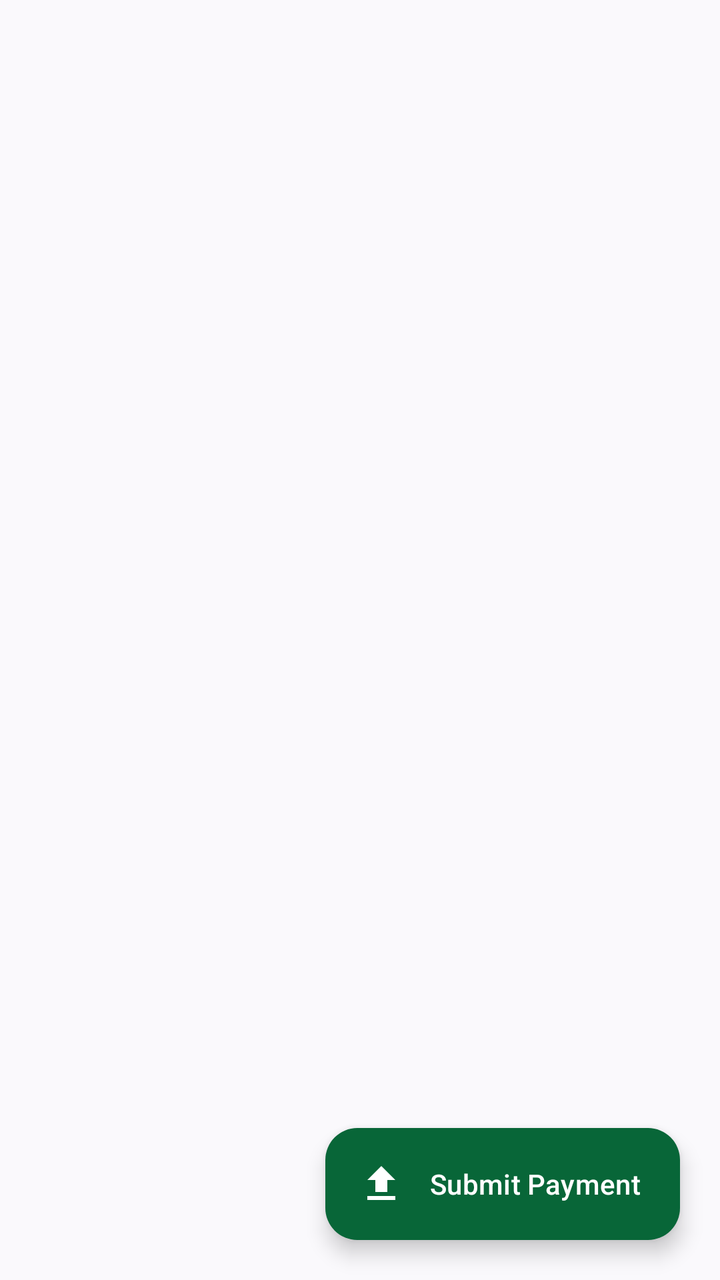
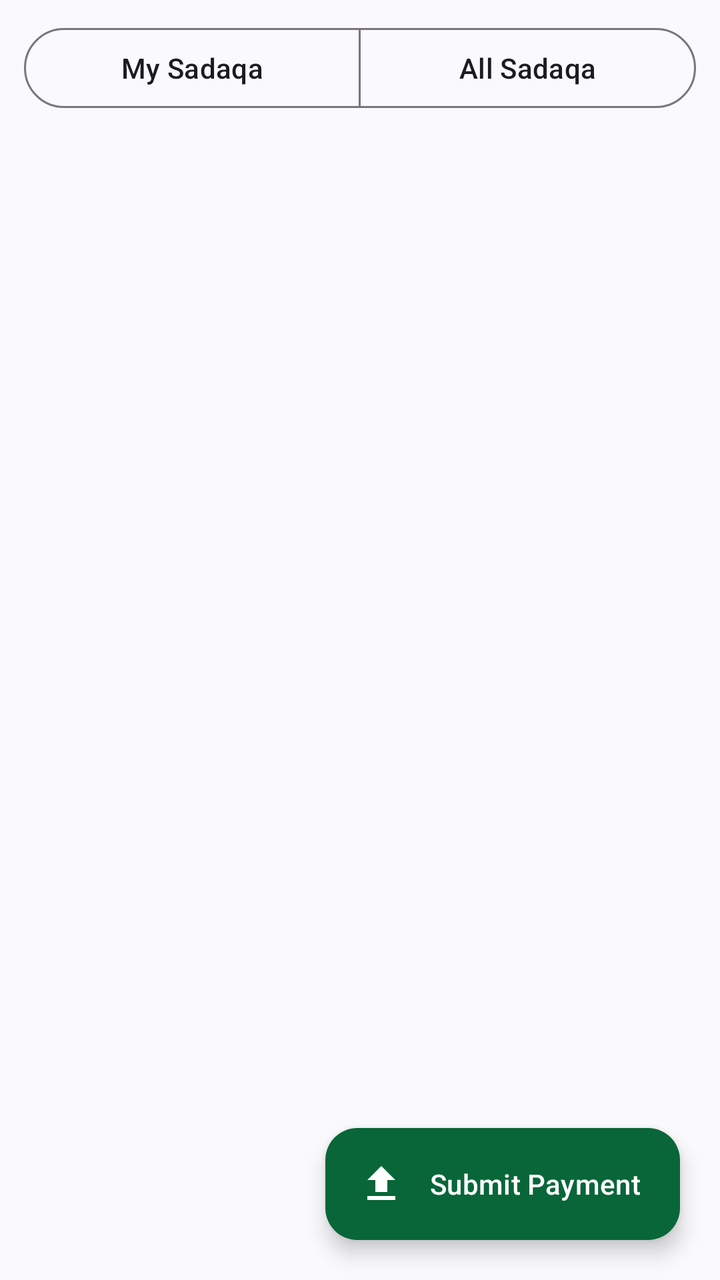

Before-and-after screenshots of an Android layout around one commit, followed by the original layout XML and the change that was made.
<!-- AndroidManifest.xml: application theme Theme.BIMTCharity -->
<!-- res/layout/fragment_payment_received.xml -->
<?xml version="1.0" encoding="utf-8"?>
<FrameLayout
    xmlns:android="http://schemas.android.com/apk/res/android"
    xmlns:app="http://schemas.android.com/apk/res-auto"
    android:layout_width="match_parent"
    android:layout_height="match_parent">

    <androidx.recyclerview.widget.RecyclerView
        android:id="@+id/paymentReceivedRecyclerView"
        android:layout_width="match_parent"
        android:layout_height="match_parent"
        android:clipToPadding="false"
        android:padding="12dp" />

    <ProgressBar
        android:id="@+id/progressBar"
        android:layout_width="42dp"
        android:layout_height="42dp"
        android:layout_gravity="center"
        android:visibility="gone" />

    <TextView
        android:id="@+id/txtEmpty"
        android:layout_width="wrap_content"
        android:layout_height="wrap_content"
        android:layout_gravity="center"
        android:text="No payments received found"
        android:textColor="?attr/colorOnSurfaceVariant"
        android:textSize="16sp"
        android:visibility="gone" />

    <com.google.android.material.floatingactionbutton.ExtendedFloatingActionButton
        android:id="@+id/fabSubmitProof"
        android:layout_width="wrap_content"
        android:layout_height="wrap_content"
        android:layout_gravity="bottom|end"
        android:layout_margin="20dp"
        android:contentDescription="Submit payment proof"
        android:text="Submit Payment"
        android:textAllCaps="false"
        android:textColor="@android:color/white"
        app:backgroundTint="@color/bimt_green"
        app:icon="@drawable/ic_upload"
        app:iconTint="@android:color/white" />

</FrameLayout>
<!-- resources referenced by this layout -->
<resources>
  <color name="bimt_green">#086638</color>
  <!-- drawable ic_upload (drawable) -->
  <vector xmlns:android="http://schemas.android.com/apk/res/android"
      android:width="24dp"
      android:height="24dp"
      android:viewportWidth="24"
      android:viewportHeight="24">
  
      <path
          android:fillColor="@android:color/white"
          android:pathData="M9,16h6v-6h4l-7,-7 -7,7h4v6zM5,18h14v2H5z" />
  
  </vector>
  <style name="Theme.BIMTCharity" parent="Theme.Material3.DayNight.NoActionBar">
  
          <item name="colorPrimary">@color/bimt_green</item>
          <item name="colorOnPrimary">@color/white</item>
  
          <item name="colorPrimaryContainer">@color/bimt_green_light</item>
          <item name="colorOnPrimaryContainer">@color/bimt_green_dark</item>
  
          <item name="colorSecondary">@color/bimt_gold</item>
          <item name="colorOnSecondary">@color/black</item>
  
          <item name="android:windowLightStatusBar">false</item>
          <item name="android:statusBarColor">@color/bimt_green_dark</item>
          <item name="android:navigationBarColor">@color/background_light</item>
  
          <item name="android:windowBackground">@color/background_light</item>
  
      </style>
  <color name="white">#FFFFFFFF</color>
  <color name="bimt_green_light">#E5F3EB</color>
  <color name="bimt_green_dark">#064B2A</color>
  <color name="bimt_gold">#C89B2C</color>
  <color name="black">#FF000000</color>
  <color name="background_light">#FAF9FC</color>
</resources>

<!-- the commit's change to res/layout/fragment_payment_received.xml (unified diff, before → after) -->
@@ -5,12 +5,49 @@
     android:layout_width="match_parent"
     android:layout_height="match_parent">
 
-    <androidx.recyclerview.widget.RecyclerView
-        android:id="@+id/paymentReceivedRecyclerView"
+    <LinearLayout
         android:layout_width="match_parent"
         android:layout_height="match_parent"
-        android:clipToPadding="false"
-        android:padding="12dp" />
+        android:orientation="vertical">
+
+        <com.google.android.material.button.MaterialButtonToggleGroup
+            android:id="@+id/listViewFilterGroup"
+            android:layout_width="match_parent"
+            android:layout_height="wrap_content"
+            android:layout_marginStart="12dp"
+            android:layout_marginTop="10dp"
+            android:layout_marginEnd="12dp"
+            app:selectionRequired="true"
+            app:singleSelection="true">
+
+            <com.google.android.material.button.MaterialButton
+                android:id="@+id/btnMyList"
+                style="?attr/materialButtonOutlinedStyle"
+                android:layout_width="0dp"
+                android:layout_height="wrap_content"
+                android:layout_weight="1"
+                android:checkable="true"
+                android:text="My Sadaqa" />
+
+            <com.google.android.material.button.MaterialButton
+                android:id="@+id/btnAllList"
+                style="?attr/materialButtonOutlinedStyle"
+                android:layout_width="0dp"
+                android:layout_height="wrap_content"
+                android:layout_weight="1"
+                android:checkable="true"
+                android:text="All Sadaqa" />
+
+        </com.google.android.material.button.MaterialButtonToggleGroup>
+
+        <androidx.recyclerview.widget.RecyclerView
+            android:id="@+id/paymentReceivedRecyclerView"
+            android:layout_width="match_parent"
+            android:layout_height="match_parent"
+            android:clipToPadding="false"
+            android:padding="12dp" />
+
+    </LinearLayout>
 
     <ProgressBar
         android:id="@+id/progressBar"
